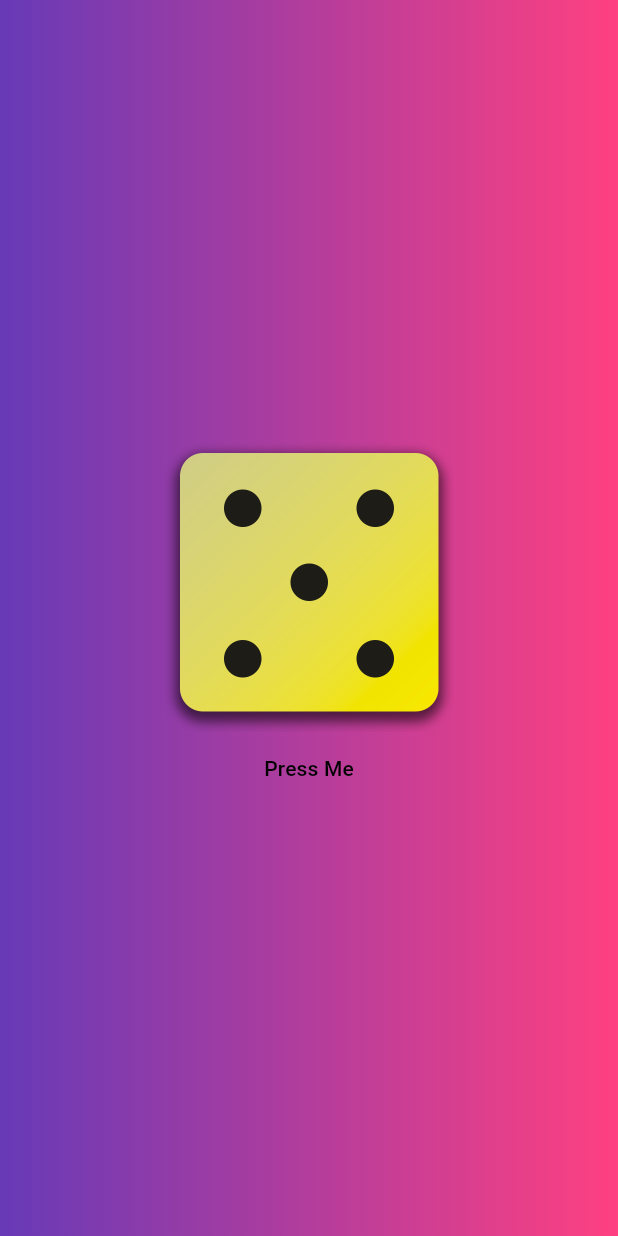
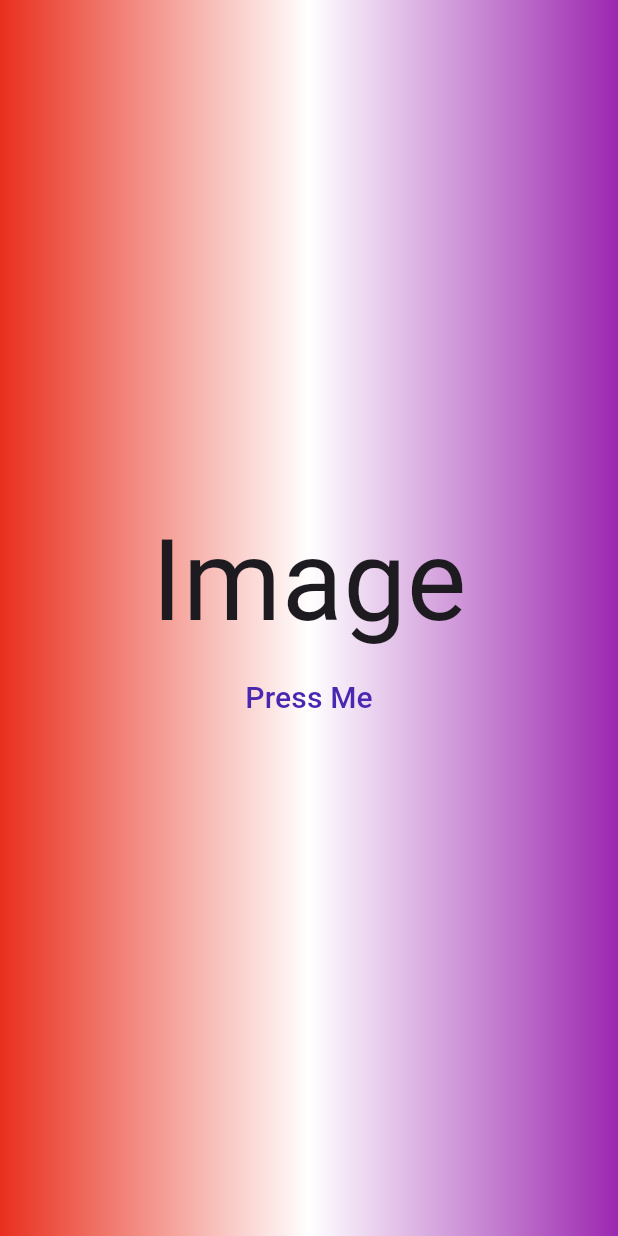
Before and after one commit to Pheriyha17/MDA-Lab2, a Flutter app: the screen it shows after launch, after a tap on "Press Me", on a phone screen of 412 x 824 dp. Run offline on Flutter 3.47's test engine with Material 3 defaults, Android fonts, the phone set to English and light mode, and no system bars.

Commit message:
Separate Lab 2 custom widgets from Dice App

```diff
--- a/lib/dice_roller.dart
+++ /dev/null
@@ -1,51 +0,0 @@
-import 'package:flutter/material.dart';
-import 'dart:math'; // Random class is in dart:math package
-
-//This class is the static side
-class DiceRoller extends StatefulWidget {
-  const DiceRoller({super.key});
-
-  // Create state helps to render the initial UI
-  // It is only called when the screen is first loaded
-  // After this, all dynamic/changing screens is handled by _DiceRollerState
-  @override
-  State <DiceRoller> createState(){
-    return _DiceRollerState();
-  }
-}
-// underscore "_" means the class is private
-// State is the one that renders the UI "state"
-// State is the dynamic part of the UI
-class _DiceRollerState extends State<DiceRoller> {
-  final randomizer = Random(); //Random class helps to generates random numbers
-  var currentDiceNumber = 1; // Default dice number
-
-  void rollDice() {
-    // setState will call the build function everythime a variable inside it is updated
-    // In this case, set state will call the buil function everytime "currentDiceNumber" changes
-    // calling the build function = rerendering/reloading the UI
-    setState(() {
-     // Since the number generator starts from 0-5, we add 1 to make it 1-6
-    currentDiceNumber = randomizer.nextInt(6) + 1;
-    });
-
-  }
-  @override
-  Widget build(BuildContext context) {
-    return Column(
-              mainAxisSize: MainAxisSize.min,
-              children: [
-                //Image of the die
-                Image.asset('assets/dice-$currentDiceNumber.png',width: 200),
-                //Button to roll the die
-                TextButton(
-                  onPressed: rollDice,
-                  child: const Text(
-                    "Press Me",
-                    style: TextStyle(color: Colors.black),
-                  ),
-                ),
-              ],
-            );
-  }
-}
--- a/lib/gradient_container.dart
+++ /dev/null
@@ -1,20 +0,0 @@
-import 'package:flutter/material.dart';
-import 'package:first_app/dice_roller.dart';
-
-class GradientContainer extends StatelessWidget {
-  const GradientContainer ({super.key});
-
-  @override
-  Widget build(BuildContext context){
-    return Container(
-          decoration: const BoxDecoration(
-            gradient: LinearGradient(
-              colors: [Colors.deepPurple, Colors.pinkAccent],
-            ),
-          ),
-          child:  Center(
-            child: DiceRoller(),
-          ),
-        );
-  }
-}
--- a/lib/main.dart
+++ b/lib/main.dart
@@ -1,10 +1,40 @@
 import 'package:flutter/material.dart';
-import 'package:first_app/gradient_container.dart';
+
+void clicked() {
+  print("Button clicked");
+}
+
 void main() {
   runApp(
-    const MaterialApp(
+    MaterialApp(
       home: Scaffold(
-        body: GradientContainer(),
+        body: Container(
+          decoration: const BoxDecoration(
+            gradient: LinearGradient(
+              colors: [Color.fromARGB(255, 233, 47, 30), Color.fromRGBO(255, 255, 255, 1), Colors.purple],
+              begin: Alignment.centerLeft,
+              end: Alignment.centerRight,
+            ),
+          ),
+          child: Center(
+            child: Column(
+              mainAxisSize: MainAxisSize.min,
+              children: [
+                const Text(
+                  "Image",
+                  style:TextStyle(fontSize: 75),
+                ),
+                TextButton(
+                  onPressed: clicked,
+                  child: const Text(
+                    "Press Me",
+                    style: TextStyle(fontSize: 20, color: Color.fromARGB(255, 73, 39, 176)),
+                  ),
+                ),
+              ],
+            ),
+          ),
+        ),
       ),
     ),
   );
```
Also changed, not shown: pubspec.yaml (+1 -7 lines), assets/dice-1.png (deleted), assets/dice-2.png (deleted), assets/dice-3.png (deleted), assets/dice-4.png (deleted), assets/dice-5.png (deleted), assets/dice-6.png (deleted).
